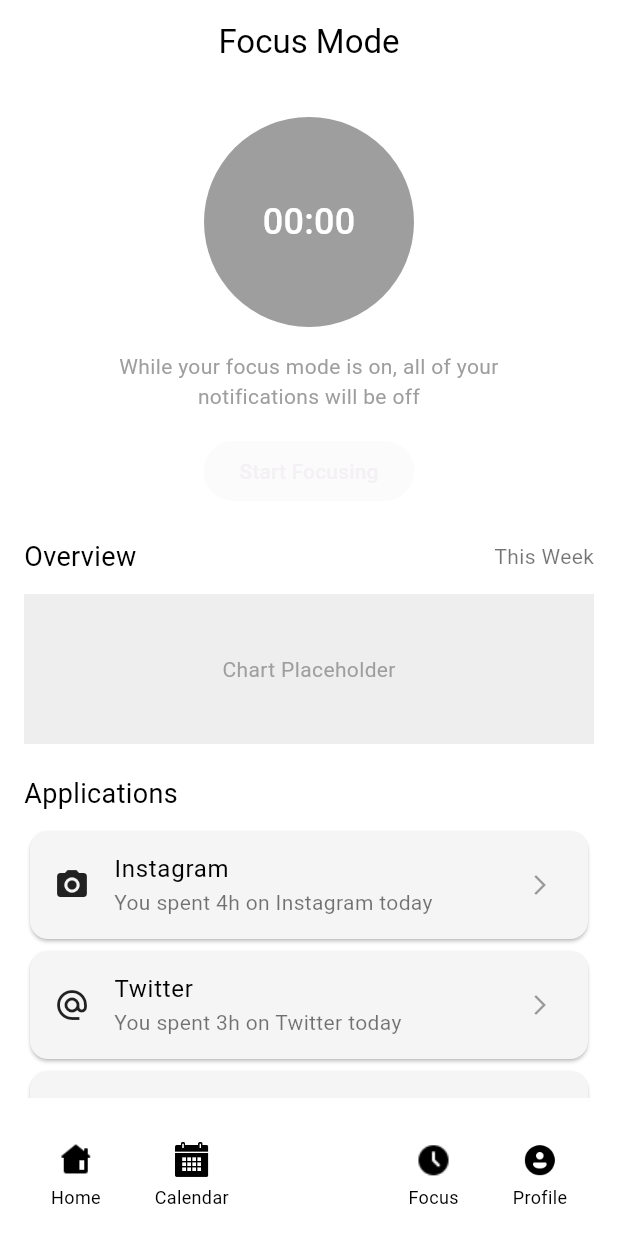
After one commit to Fudowmq/UpToDo, a Flutter app: the FocusScreen screen opened directly, on a phone screen of 412 x 824 dp. The commit adds this screen. Run offline on Flutter 3.47's test engine with Material 3 defaults, Android fonts, the phone set to English and light mode, and no system bars; our stand-ins replace cloud_firestore, firebase_auth, firebase_core, google_sign_in, sign_in_with_apple, table_calendar; accounts and stored records are empty.

Commit message:
Ежедневное обновление

```diff
--- /dev/null
+++ b/lib/screens/home/focus_screen.dart
@@ -0,0 +1,172 @@
+import 'package:flutter/material.dart';
+import 'package:uptodo/screens/home/calendar_screen.dart';
+import 'package:uptodo/screens/home/home_screen.dart';
+import 'package:uptodo/screens/home/profile_screen.dart';
+
+class FocusScreen extends StatefulWidget {
+  const FocusScreen({super.key});
+
+  @override
+  State<FocusScreen> createState() => _FocusScreenState();
+}
+
+class _FocusScreenState extends State<FocusScreen> {
+  Widget _buildNavItem(String iconPath, String label, VoidCallback onTap) {
+    return GestureDetector(
+      onTap: onTap,
+      child: Column(
+        mainAxisSize: MainAxisSize.min,
+        children: [
+          Image.asset(iconPath, width: 24, height: 24),
+          const SizedBox(height: 4),
+          Text(label,
+              style: const TextStyle(fontSize: 12, color: Colors.black)),
+        ],
+      ),
+    );
+  }
+
+  @override
+  Widget build(BuildContext context) {
+    final apps = [
+      {'name': 'Instagram', 'time': '4h', 'icon': Icons.camera_alt},
+      {'name': 'Twitter', 'time': '3h', 'icon': Icons.alternate_email},
+      {'name': 'Facebook', 'time': '3h', 'icon': Icons.facebook},
+      {'name': 'Telegram', 'time': '3h', 'icon': Icons.send},
+      {'name': 'Gmail', 'time': '45min', 'icon': Icons.email},
+    ];
+
+    return Scaffold(
+      backgroundColor: Colors.white,
+      appBar: AppBar(
+        backgroundColor: Colors.white,
+        automaticallyImplyLeading: false,
+        elevation: 0,
+        centerTitle: true,
+        title: const Text(
+          'Focus Mode',
+          style: TextStyle(color: Colors.black),
+        ),
+      ),
+      body: SafeArea(
+        child: Padding(
+          padding: const EdgeInsets.symmetric(horizontal: 16, vertical: 12),
+          child: Column(
+            crossAxisAlignment: CrossAxisAlignment.start,
+            children: [
+              const Center(
+                child: Column(
+                  children: [
+                    SizedBox(height: 10),
+                    CircleAvatar(
+                      radius: 70,
+                      backgroundColor: Colors.grey,
+                      child: Text(
+                        "00:00",
+                        style: TextStyle(fontSize: 24, color: Colors.white),
+                      ),
+                    ),
+                    SizedBox(height: 16),
+                    Text(
+                      "While your focus mode is on, all of your\nnotifications will be off",
+                      textAlign: TextAlign.center,
+                      style: TextStyle(color: Colors.grey),
+                    ),
+                    SizedBox(height: 16),
+                    ElevatedButton(
+                      onPressed: null,
+                      child: Text("Start Focusing"),
+                    ),
+                  ],
+                ),
+              ),
+              const SizedBox(height: 20),
+              Row(
+                mainAxisAlignment: MainAxisAlignment.spaceBetween,
+                children: const [
+                  Text(
+                    "Overview",
+                    style: TextStyle(color: Colors.black, fontSize: 18),
+                  ),
+                  Text(
+                    "This Week",
+                    style: TextStyle(color: Colors.black54),
+                  ),
+                ],
+              ),
+              const SizedBox(height: 12),
+              Container(
+                height: 100,
+                color: Colors.grey.shade200,
+                alignment: Alignment.center,
+                child: const Text(
+                  "Chart Placeholder",
+                  style: TextStyle(color: Colors.grey),
+                ),
+              ),
+              const SizedBox(height: 20),
+              const Text(
+                "Applications",
+                style: TextStyle(color: Colors.black, fontSize: 18),
+              ),
+              const SizedBox(height: 8),
+              Expanded(
+                child: ListView.builder(
+                  itemCount: apps.length,
+                  itemBuilder: (context, index) {
+                    final app = apps[index];
+                    return Card(
+                      color: const Color(0xFFF5F5F5),
+                      shape: RoundedRectangleBorder(
+                        borderRadius: BorderRadius.circular(12),
+                      ),
+                      child: ListTile(
+                        leading: Icon(app['icon'] as IconData,
+                            color: Colors.black87),
+                        title: Text(app['name'] as String,
+                            style: const TextStyle(color: Colors.black)),
+                        subtitle: Text(
+                          "You spent ${app['time']} on ${app['name']} today",
+                          style: const TextStyle(color: Colors.black54),
+                        ),
+                        trailing: const Icon(Icons.arrow_forward_ios,
+                            color: Colors.black38, size: 16),
+                      ),
+                    );
+                  },
+                ),
+              )
+            ],
+          ),
+        ),
+      ),
+      bottomNavigationBar: BottomAppBar(
+        color: Colors.white,
+        shape: const CircularNotchedRectangle(),
+        notchMargin: 6.0,
+        child: Row(
+          mainAxisAlignment: MainAxisAlignment.spaceAround,
+          children: [
+            _buildNavItem("assets/image/home_icon.png", "Home", () {
+              Navigator.push(
+                  context, MaterialPageRoute(builder: (_) => const HomeScreen()));
+            }),
+            _buildNavItem("assets/image/calendar_icon.png", "Calendar", () {
+              Navigator.push(
+                  context, MaterialPageRoute(builder: (_) => const CalendarScreen()));
+            }),
+            const SizedBox(width: 48),
+            _buildNavItem("assets/image/clock_icon.png", "Focus", () {
+              Navigator.push(
+                  context, MaterialPageRoute(builder: (_) => const FocusScreen()));
+            }),
+            _buildNavItem("assets/image/profile_icon.png", "Profile", () {
+              Navigator.push(
+                  context, MaterialPageRoute(builder: (_) => const ProfileScreen()));
+            }),
+          ],
+        ),
+      ),
+    );
+  }
+}
--- a/pubspec.yaml
+++ b/pubspec.yaml
@@ -20,6 +20,7 @@ dependencies:
   sign_in_with_apple: ^6.1.4
   logger: ^2.5.0
   intl: ^0.20.2
+  table_calendar: ^3.2.0
 
 dev_dependencies:
   flutter_test:
```
Also changed, not shown: lib/screens/home/calendar_screen.dart (added, +260 -0 lines), lib/screens/home/home_screen.dart (+27 -7 lines), lib/screens/home/profile_screen.dart (added, +104 -0 lines), pubspec.lock.
